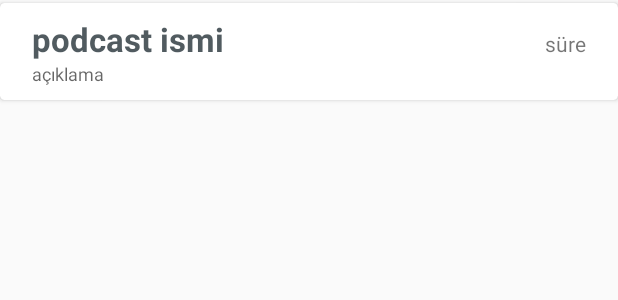
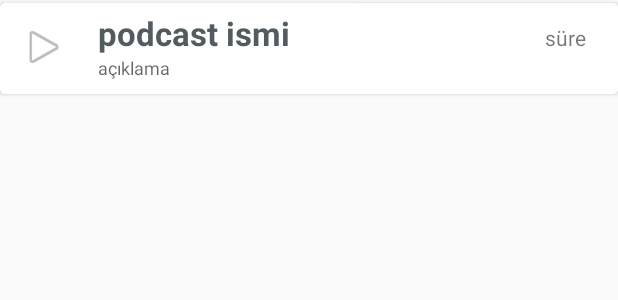
Before and after one commit to LutfiTekin/RadyoMenemenPro, an Android app: the layout podcast_item.xml on its own in the app's theme, with its tools: preview values and no code run, on a phone screen of 412 x 824 dp. Shown: the top 300 px of the screen. Run offline under Robolectric (Android 15) with nearby library versions, the phone set to English and light mode, and no system bars.

Commit message:
podcast fragment edited for playback

```diff
--- a/app/src/main/res/layout/fragment_podcast.xml
+++ b/app/src/main/res/layout/fragment_podcast.xml
@@ -17,7 +17,9 @@
             android:id="@+id/podcastR"
             android:layout_below="@+id/imageView"
             android:layout_alignParentStart="true"
-            android:layout_margin="16dp" />
+            android:layout_marginLeft="16dp"
+            android:layout_marginTop="16dp"
+            android:layout_marginRight="16dp" />
 
         <ImageView
             android:layout_width="100dp"
--- a/app/src/main/res/layout/podcast_item.xml
+++ b/app/src/main/res/layout/podcast_item.xml
@@ -25,9 +25,10 @@
             android:typeface="normal"
             android:textStyle="bold"
             android:textSize="22dp"
+            android:layout_marginLeft="16dp"
             android:layout_alignParentTop="true"
-            android:layout_marginLeft="16dp"
-            android:layout_marginTop="4dp" />
+            android:layout_alignParentStart="true"
+            android:layout_marginStart="60dp" />
 
         <TextView
             android:layout_width="wrap_content"
@@ -54,6 +55,16 @@
             android:layout_alignParentEnd="true"
             android:layout_marginTop="8dp" />
 
+        <ImageButton
+            android:layout_width="wrap_content"
+            android:layout_height="wrap_content"
+            android:id="@+id/imageButton"
+            android:layout_alignParentTop="true"
+            android:layout_alignParentStart="true"
+            android:src="@android:drawable/ic_media_play"
+            android:background="@null"
+            android:padding="8dp" />
+
     </RelativeLayout>
 
 </android.support.v7.widget.CardView>
```
Also changed, not shown: app/src/main/java/com/incitorrent/radyo/menemen/pro/fragments/podcast.java (+12 -10 lines).
